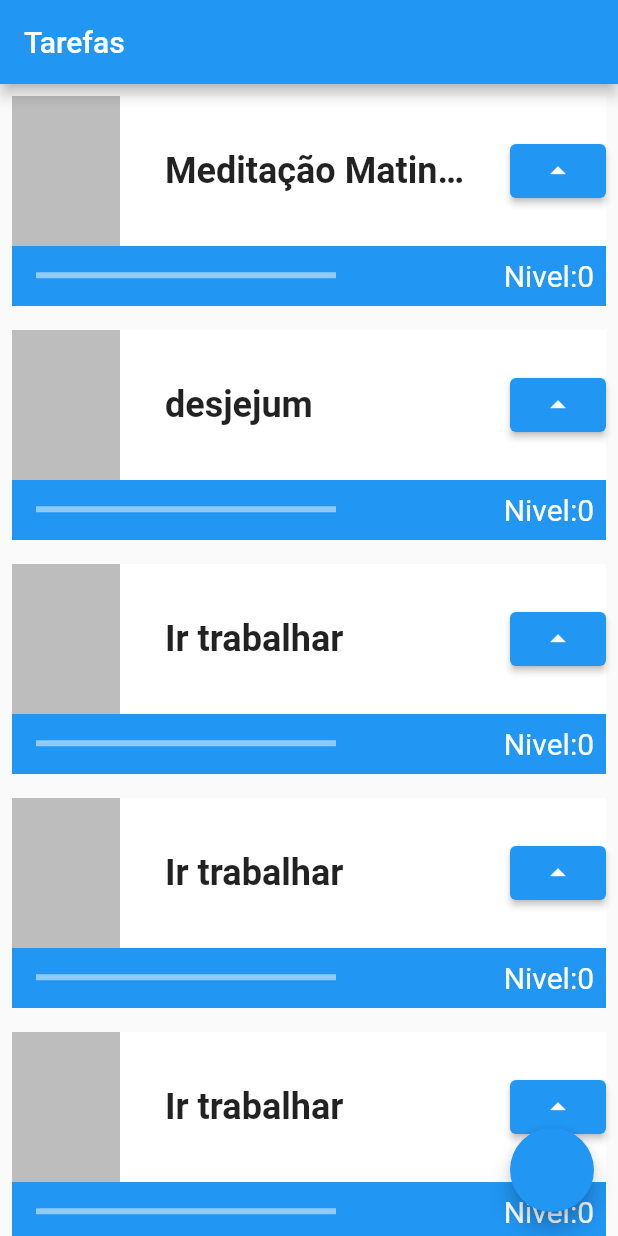
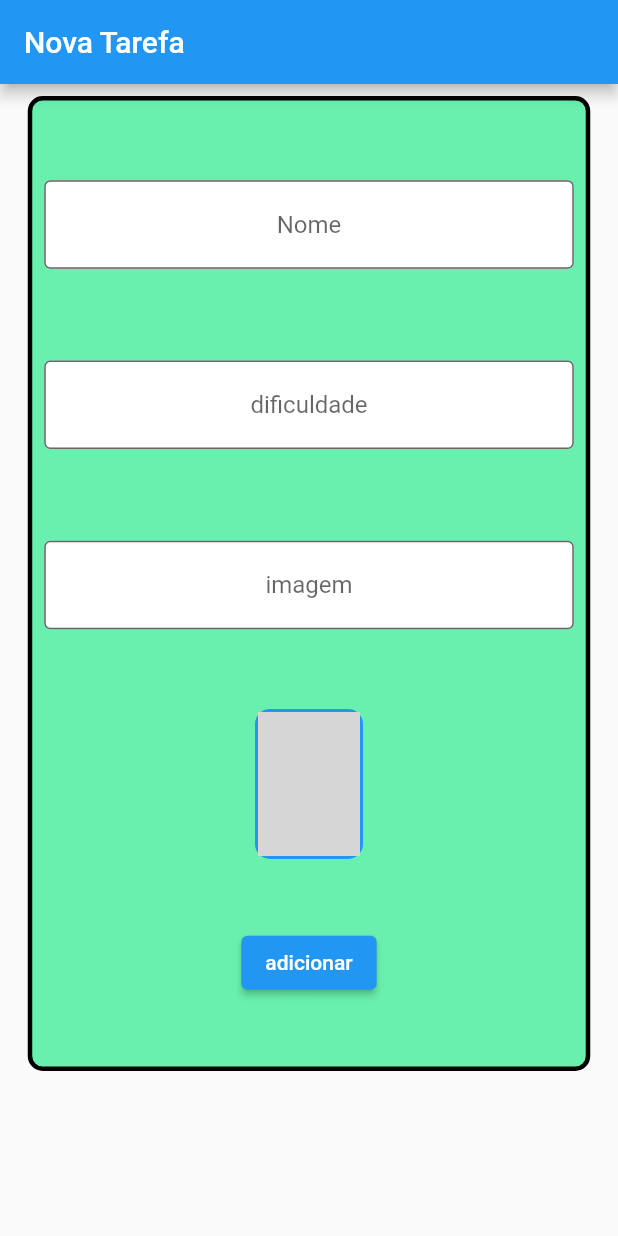
Before and after one commit to eudesadvento/appAlura, a Flutter app: the screen it shows after launch, on a phone screen of 412 x 824 dp. Run offline on Flutter 3.47's test engine with Material 2 defaults, Android fonts, the phone set to English and light mode, and no system bars; missing offline and left inert: dart:ffi; network calls fail; grey boxes are pictures that could not be loaded.

Commit message:
Continuação do app

```diff
--- /dev/null
+++ b/aluraapp/lib/Screens/form_screen.dart
@@ -0,0 +1,148 @@
+import 'dart:ffi';
+
+import 'package:flutter/material.dart';
+
+class FormScreen extends StatefulWidget {
+  const FormScreen({Key? key}) : super(key: key);
+
+  @override
+  State<FormScreen> createState() => _FormScreenState();
+}
+
+class _FormScreenState extends State<FormScreen> {
+  TextEditingController nomecontrller = TextEditingController();
+  TextEditingController difficultycontroller = TextEditingController();
+  TextEditingController imagecontroller = TextEditingController();
+  final _formkey = GlobalKey<FormState>();
+  @override
+  Widget build(BuildContext context) {
+    return Form(
+      key: _formkey,
+      child: Scaffold(
+        appBar: AppBar(title: const Text('Nova Tarefa')),
+        body: SingleChildScrollView(
+          child: Padding(
+            padding: const EdgeInsets.all(8.0),
+            child: Center(
+              child: Container(
+                height: 650,
+                width: 375,
+                decoration: BoxDecoration(
+                  color: Colors.greenAccent,
+                  borderRadius: BorderRadius.circular(10),
+                  border: Border.all(width: 3),
+                ),
+                child: Column(
+                  mainAxisAlignment: MainAxisAlignment.spaceEvenly,
+                  crossAxisAlignment: CrossAxisAlignment.center,
+                  children: [
+                    Padding(
+                      padding: const EdgeInsets.all(8.0),
+                      child: TextFormField(
+                        validator: (String? value) {
+                          if (value != null && value.isEmpty) {
+                            return "Insira o nome da Tarefa";
+                          }
+                          return null;
+                        },
+                        controller: nomecontrller,
+                        textAlign: TextAlign.center,
+                        decoration: InputDecoration(
+                            border: OutlineInputBorder(),
+                            hintText: 'Nome',
+                            fillColor: Colors.white,
+                            filled: true),
+                      ),
+                    ),
+                    Padding(
+                      padding: const EdgeInsets.all(8.0),
+                      child: TextFormField(
+                        validator: ((value) {
+                          if (value!.isEmpty ||
+                              int.parse(value) > 5 ||
+                              int.parse(value) < 1) {
+                            return 'Insira uma Dificuldade entre 1 e 5';
+                          }
+                          return null;
+                        }),
+                        keyboardType: TextInputType.number,
+                        controller: difficultycontroller,
+                        textAlign: TextAlign.center,
+                        decoration: InputDecoration(
+                            border: OutlineInputBorder(),
+                            hintText: 'dificuldade',
+                            fillColor: Colors.white,
+                            filled: true),
+                      ),
+                    ),
+                    Padding(
+                      padding: const EdgeInsets.all(8.0),
+                      child: TextFormField(
+                        onChanged: (text) {
+                          setState(() {});
+                        },
+                        validator: (value) {
+                          if (value!.isEmpty) {
+                            return "Insira uma URL de imagem";
+                          }
+                        },
+                        keyboardType: TextInputType.url,
+                        controller: imagecontroller,
+                        textAlign: TextAlign.center,
+                        decoration: InputDecoration(
+                            border: OutlineInputBorder(),
+                            hintText: 'imagem',
+                            fillColor: Colors.white,
+                            filled: true),
+                      ),
+                    ),
+                    Container(
+                      height: 100,
+                      width: 72,
+                      decoration: BoxDecoration(
+                        color: Colors.blue,
+                        borderRadius: BorderRadius.circular(10),
+                        border: Border.all(width: 2, color: Colors.blue),
+                      ),
+                      child: ClipRRect(
+                        borderRadius: BorderRadius.circular(10),
+                        child: Image.network(
+                          imagecontroller.text,
+                          errorBuilder: (BuildContext context, Object exception,
+                              StackTrace? StackTrace) {
+                            return Image.network(
+                              'https://cdn.vectorstock.com/i/preview-1x/39/63/no-photo-camera-sign-vector-3213963.jpg',
+                              fit: BoxFit.cover,
+                            );
+                          },
+                          fit: BoxFit.cover,
+                        ),
+                      ),
+                    ),
+                    ElevatedButton(
+                      onPressed: () {
+                        if (_formkey.currentState!.validate()) {
+                          print(nomecontrller.text);
+                          print(difficultycontroller.text);
+                          print(imagecontroller.text);
+
+                          ScaffoldMessenger.of(context).showSnackBar(
+                            const SnackBar(
+                                content: Text('Salvando nova tarefa')));
+
+                        }
+                        ;
+
+                      },
+                      child: const Text('adicionar'),
+                    ),
+                  ],
+                ),
+              ),
+            ),
+          ),
+        ),
+      ),
+    );
+  }
+}
--- a/aluraapp/lib/main.dart
+++ b/aluraapp/lib/main.dart
@@ -1,11 +1,18 @@
+import 'package:aluraapp/Screens/form_screen.dart';
+import 'package:aluraapp/Screens/initial_screen.dart';
 import 'package:flutter/material.dart';
 
+
+
 void main() {
-  runApp(const MyApp());
+  runApp(MyApp());
 }
 
 class MyApp extends StatelessWidget {
-  const MyApp({Key? key}) : super(key: key);
+  MyApp({Key? key}) : super(key: key);
+
+
+
 
   @override
   Widget build(BuildContext context) {
@@ -14,104 +21,7 @@ class MyApp extends StatelessWidget {
       theme: ThemeData(
         primarySwatch: Colors.blue,
       ),
-      home: Scaffold(
-        appBar: AppBar(
-          title: Text('Tarefas'),
-        ),
-        body: ListView(
-          children: [
-            Task('Meditação Matinal'),
-            Task("desjejum"),
-            Task('Ir trabalhar'),
-            Task('Ir trabalhar'),
-            Task('Ir trabalhar'),
-            Task('Ir trabalhar'),
-            Task('Ir trabalhar'),
-            Task('Ir trabalhar'),
-          ],
-        ),
-        floatingActionButton: FloatingActionButton(onPressed: () {}),
-      ),
+      home: const FormScreen()
     );
   }
 }
-
-class Task extends StatefulWidget {
-  final nome;
-
-  const Task(this.nome, {Key? key}) : super(key: key);
-
-  @override
-  State<Task> createState() => _TaskState();
-}
-
-class _TaskState extends State<Task> {
-  int nivel = 0;
-  @override
-  Widget build(BuildContext context) {
-
-
-    return Padding(
-      padding: const EdgeInsets.all(8.0),
-      child: Container(
-        child: Stack(children: [
-          Container(
-            color: Colors.blue,
-            height: 140,
-          ),
-          Column(
-            children: [
-              Container(
-                color: Colors.white,
-                height: 100,
-                child: Row(
-                  mainAxisAlignment: MainAxisAlignment.spaceBetween,
-                  children: [
-                    Container(
-                      color: Colors.black26,
-                      width: 72,
-                      height: 100,
-                    ),
-                    Container(
-                      width: 200,
-                      child: Text(
-                        widget.nome,
-                        style: TextStyle(
-                            fontSize: 24,
-                            overflow: TextOverflow.ellipsis,
-                            fontWeight: FontWeight.bold),
-                      ),
-                    ),
-                    ElevatedButton(
-                        onPressed: () { setState(() {
-                          nivel++;
-                        });
-
-                        },
-                        child: Icon(Icons.arrow_drop_up))
-                  ],
-                ),
-              ),
-              Padding(
-                padding: const EdgeInsets.all(8.0),
-                child: Row(
-                  mainAxisAlignment: MainAxisAlignment.spaceBetween,
-                  children: [
-                    Padding(
-                      padding: const EdgeInsets.all(8.0),
-                      child: Container(child: LinearProgressIndicator(color: Colors.white, value: nivel/10,),width: 200,),
-                    ),
-                    Text(
-                      'Nivel:$nivel',
-                      style: TextStyle(color: Colors.white, fontSize: 20),
-                    ),
-                  ],
-                ),
-              ),
-            ],
-          )
-        ]),
-      ),
-    );
-  }
-}
--- a/aluraapp/pubspec.yaml
+++ b/aluraapp/pubspec.yaml
@@ -61,6 +61,8 @@ flutter:
   # assets:
   #   - images/a_dot_burr.jpeg
   #   - images/a_dot_ham.jpeg
+  assets:
+   - assets/imagens/
 
   # An image asset can refer to one or more resolution-specific "variants", see
   # https://flutter.dev/assets-and-images/#resolution-aware
```
Also changed, not shown: aluraapp/lib/Components/difficulty.dart (added, +29 -0 lines), aluraapp/lib/Components/task.dart (added, +130 -0 lines), aluraapp/lib/Screens/initial_screen.dart (added, +52 -0 lines), aluraapp/assets/imagens/41uCz5RrKYL.jpg (added), aluraapp/assets/imagens/comer.jpg (added), aluraapp/assets/imagens/estudo.jpg (added), aluraapp/assets/imagens/meditar.jpg (added), aluraapp/assets/imagens/orar.jpg (added), aluraapp/assets/imagens/trabalho.webp (added), 1 other file.
